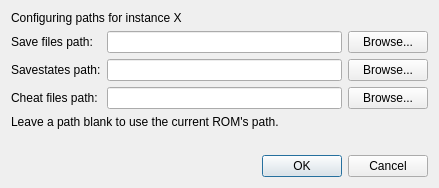
Qt form src/frontend/qt_sdl/PathSettingsDialog.ui (melonDS-emu/melonDS) before a commit.
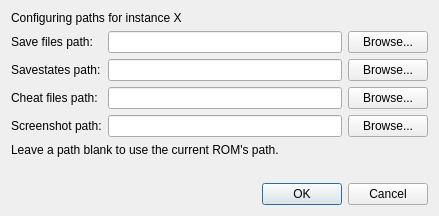
The same form after that commit.

Commit message: Add proper ability to save (software rendered) screenshots and also add screenshot config path option

```diff
--- a/src/frontend/qt_sdl/PathSettingsDialog.ui
+++ b/src/frontend/qt_sdl/PathSettingsDialog.ui
@@ -35,7 +35,7 @@
      </property>
     </widget>
    </item>
-   <item row="5" column="0" colspan="3">
+   <item row="6" column="0" colspan="3">
     <widget class="QLabel" name="label_5">
      <property name="text">
       <string/>
@@ -63,7 +63,28 @@
      </property>
     </widget>
    </item>
-   <item row="6" column="0" colspan="3">
+    <item row="4" column="0">
+    <widget class="QLabel" name="label_6">
+     <property name="text">
+      <string>Screenshot path:</string>
+     </property>
+    </widget>
+   </item>
+    <item row="4" column="1">
+    <widget class="QLineEdit" name="txtScreenshotPath">
+     <property name="clearButtonEnabled">
+      <bool>true</bool>
+     </property>
+    </widget>
+   </item>
+   <item row="4" column="2">
+    <widget class="QPushButton" name="btnScreenshotBrowse">
+     <property name="text">
+      <string>Browse...</string>
+     </property>
+    </widget>
+   </item>
+   <item row="7" column="0" colspan="3">
     <widget class="QDialogButtonBox" name="buttonBox">
      <property name="orientation">
       <enum>Qt::Horizontal</enum>
@@ -87,7 +108,7 @@
      </property>
     </widget>
    </item>
-   <item row="4" column="0" colspan="3">
+   <item row="5" column="0" colspan="3">
     <widget class="QLabel" name="label">
      <property name="text">
       <string>Leave a path blank to use the current ROM's path.</string>
```
Left out of the diff: 2 changed lines with no effect on the pictures. The commit also changes 5 other files.
